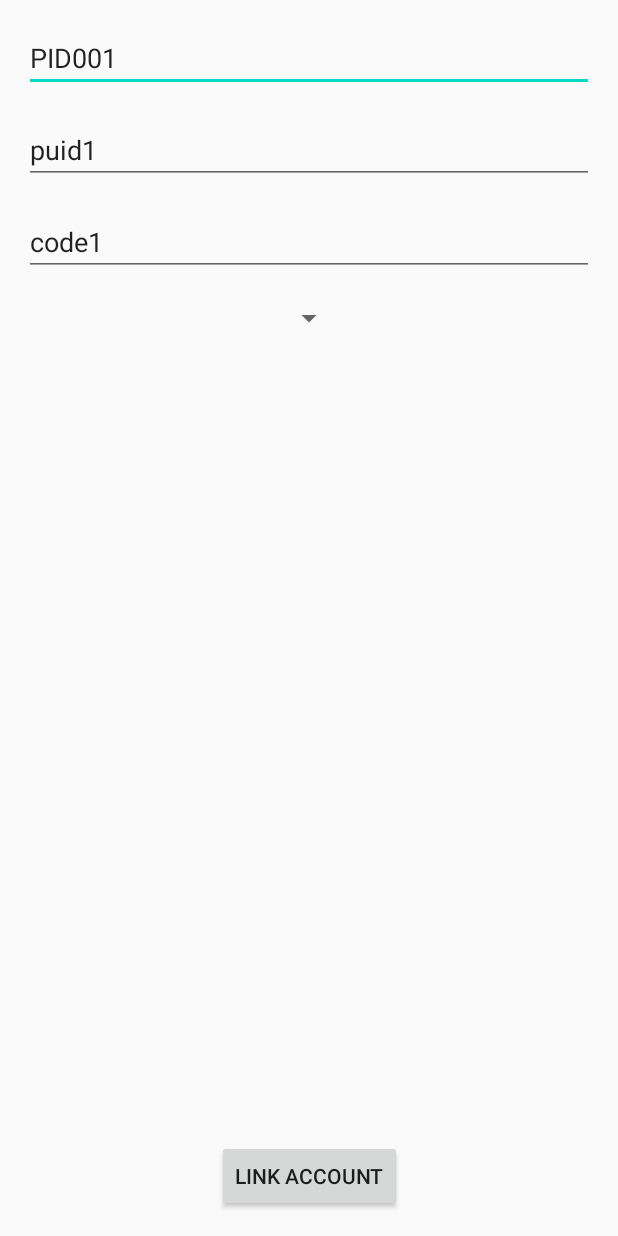
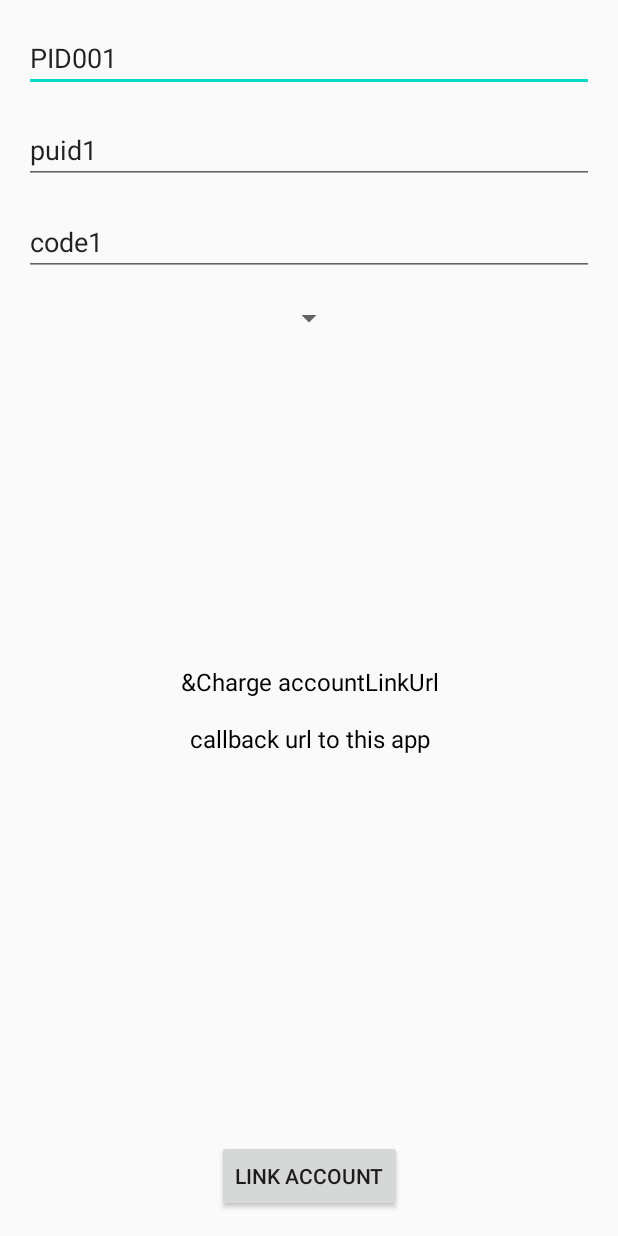
Before and after one commit to andchargemobile/android.account.link, an Android app: the layout activity_main.xml on its own in the app's theme, with its tools: preview values and no code run, on a phone screen of 412 x 824 dp. Run offline under Robolectric (Android 15) with nearby library versions, the phone set to English and light mode, and no system bars.

Commit message:
show the callback url and the account link url in textviews for demo purposes

```diff
--- a/app/src/main/res/layout/activity_main.xml
+++ b/app/src/main/res/layout/activity_main.xml
@@ -1,6 +1,5 @@
 <?xml version="1.0" encoding="utf-8"?>
-<layout
-    xmlns:android="http://schemas.android.com/apk/res/android"
+<layout xmlns:android="http://schemas.android.com/apk/res/android"
     xmlns:app="http://schemas.android.com/apk/res-auto"
     xmlns:tools="http://schemas.android.com/tools">
 
@@ -14,6 +13,12 @@
 
     </data>
 
+
+    <androidx.core.widget.NestedScrollView
+        android:layout_width="match_parent"
+        android:layout_height="match_parent"
+        android:fillViewport="true">
+
         <androidx.constraintlayout.widget.ConstraintLayout
             android:layout_width="match_parent"
             android:layout_height="match_parent"
@@ -26,10 +31,11 @@
                 android:layout_margin="16dp"
                 android:hint="PartnerId"
                 android:text="PID001"
+                app:bindTextChanged="@{(text) -> viewModel.notifyAnyTextChanged()}"
                 app:bindTextToLocalRepositoryKey='@{"partnerId"}'
                 app:layout_constraintLeft_toLeftOf="parent"
                 app:layout_constraintRight_toRightOf="parent"
-            app:layout_constraintTop_toTopOf="parent"/>
+                app:layout_constraintTop_toTopOf="parent" />
 
             <EditText
                 android:id="@+id/edit_partner_user_id"
@@ -38,10 +44,11 @@
                 android:layout_margin="16dp"
                 android:hint="PartnerUserId"
                 android:text="puid1"
+                app:bindTextChanged="@{(text) -> viewModel.notifyAnyTextChanged()}"
                 app:bindTextToLocalRepositoryKey='@{"partnerUserId"}'
                 app:layout_constraintLeft_toLeftOf="parent"
                 app:layout_constraintRight_toRightOf="parent"
-            app:layout_constraintTop_toBottomOf="@id/edit_partner_id"/>
+                app:layout_constraintTop_toBottomOf="@id/edit_partner_id" />
 
             <EditText
                 android:id="@+id/edit_activation_code"
@@ -50,10 +57,11 @@
                 android:layout_margin="16dp"
                 android:hint="ActivationCode"
                 android:text="code1"
+                app:bindTextChanged="@{(text) -> viewModel.notifyAnyTextChanged()}"
                 app:bindTextToLocalRepositoryKey='@{"activationCode"}'
                 app:layout_constraintLeft_toLeftOf="parent"
                 app:layout_constraintRight_toRightOf="parent"
-            app:layout_constraintTop_toBottomOf="@id/edit_partner_user_id"/>
+                app:layout_constraintTop_toBottomOf="@id/edit_partner_user_id" />
 
             <Spinner
                 android:id="@+id/spinner_status"
@@ -63,21 +71,54 @@
                 app:bindStatusToLocalRepositoryKey='@{"status"}'
                 app:layout_constraintLeft_toLeftOf="parent"
                 app:layout_constraintRight_toRightOf="parent"
-            app:layout_constraintTop_toBottomOf="@id/edit_activation_code"/>
+                app:layout_constraintTop_toBottomOf="@id/edit_activation_code" />
+
+
+            <TextView
+                android:id="@+id/txt_account_link_url"
+                android:layout_width="0dp"
+                android:layout_height="wrap_content"
+                android:layout_margin="16dp"
+                android:gravity="center"
+                android:textColor="@android:color/black"
+                android:textSize="16sp"
+                app:bindAccountLinkUrl="@{viewModel.updateAndChargeAccountLinkUrl}"
+                app:layout_constraintBottom_toTopOf="@+id/txt_callback_url"
+                app:layout_constraintLeft_toLeftOf="parent"
+                app:layout_constraintRight_toRightOf="parent"
+                tools:text="&amp;Charge accountLinkUrl" />
+
+            <TextView
+                android:id="@+id/txt_callback_url"
+                android:layout_width="0dp"
+                android:layout_height="wrap_content"
+                android:layout_margin="16dp"
+                android:gravity="center"
+                android:text="@{viewModel.callbackUrlResult}"
+                android:textColor="@android:color/black"
+                android:textSize="16sp"
+                app:layout_constraintBottom_toTopOf="@+id/btn_link_account"
+                app:layout_constraintLeft_toLeftOf="parent"
+                app:layout_constraintRight_toRightOf="parent"
+                app:layout_constraintTop_toBottomOf="@+id/spinner_status"
+                tools:text="callback url to this app" />
 
 
             <Button
                 android:id="@+id/btn_link_account"
-            android:text="Link account"
                 android:layout_width="wrap_content"
                 android:layout_height="wrap_content"
                 android:layout_margin="16dp"
                 android:onClick="@{() -> viewModel.onInitiateAccountLinkClicked()}"
+                android:text="Link account"
+                app:layout_constraintBottom_toBottomOf="parent"
                 app:layout_constraintLeft_toLeftOf="parent"
-            app:layout_constraintRight_toRightOf="parent"
-            app:layout_constraintBottom_toBottomOf="parent"/>
+                app:layout_constraintRight_toRightOf="parent" />
 
 
         </androidx.constraintlayout.widget.ConstraintLayout>
 
+    </androidx.core.widget.NestedScrollView>
+
+
 </layout>
```
Also changed, not shown: app/src/main/java/com/coolmobilityprovider/bindingadapters/bindingAdapters.kt (+17 -5 lines), app/src/main/java/com/coolmobilityprovider/repository/extensions.kt (added, +24 -0 lines), app/src/main/java/com/coolmobilityprovider/repository/impl/CoolRepositoryImpl.kt (+3 -11 lines), app/src/main/java/com/coolmobilityprovider/screens/main/MainViewModel.kt (+12 -1 lines). Lines whose indentation alone changed are shown as unchanged.
